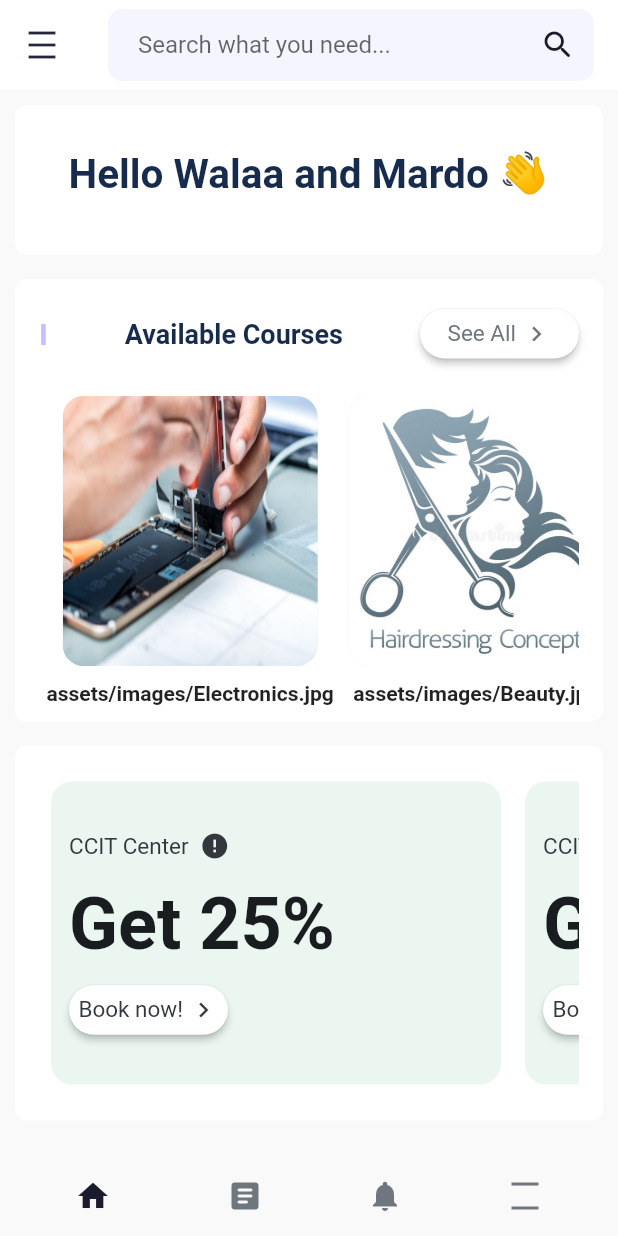
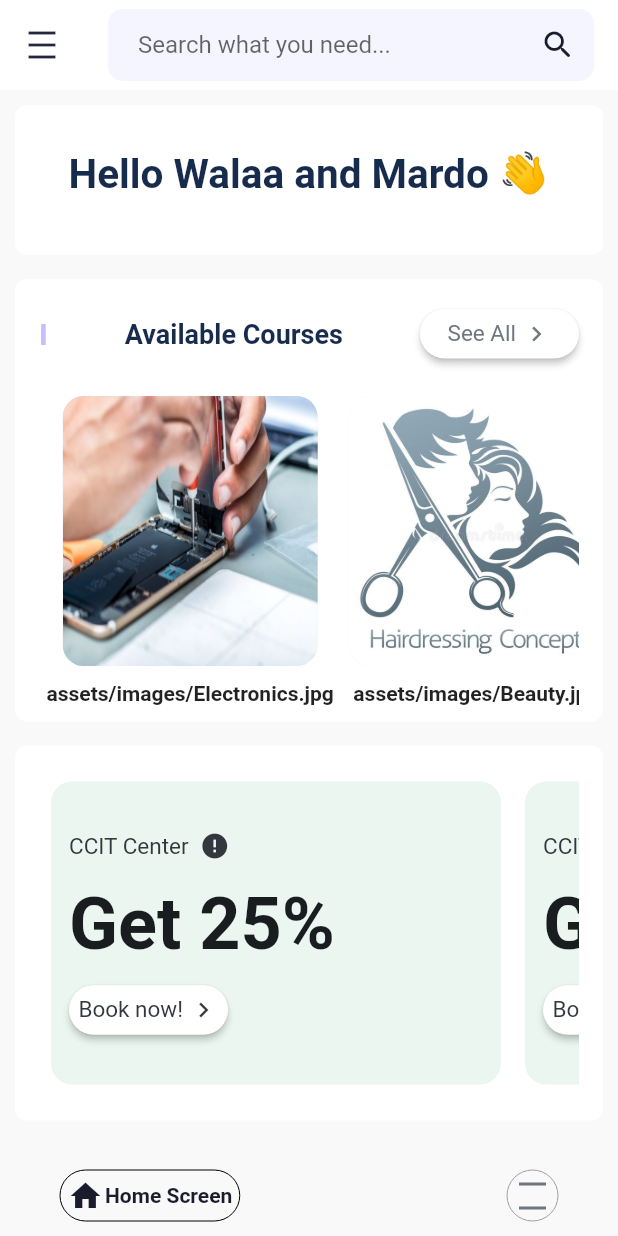
Before and after one commit to mardodmr/final-pr1, a Flutter app: the HomeScreen screen opened directly, on a phone screen of 412 x 824 dp. Run offline on Flutter 3.47's test engine with Material 2 defaults, Android fonts, the phone set to English and light mode, and no system bars; drawn by our look-alikes of auto_size_text, google_nav_bar; our stand-ins replace cloud_firestore, country_code_picker, firebase_auth, firebase_core, flutter_native_splash, flutter_rating_bar and 4 more; missing offline and left inert: numeric_keyboard; accounts and stored records are empty.

Commit message:
walaa first commit on macbook PRO

```diff
--- a/lib/Modules/Module.dart
+++ b/lib/Modules/Module.dart
@@ -12,6 +12,8 @@ import '../Screens/NotificationEmptyScreen.dart';
 
 class BottomNavBar extends StatefulWidget {
   //const BottomNavBar({Key? key}) : super(key: key);
+  late int indexLate;
+  BottomNavBar({this.indexLate=0});
 
   @override
   State<BottomNavBar> createState() => _BottomNavBarState();
@@ -49,14 +51,14 @@ class _BottomNavBarState extends State<BottomNavBar> {
         child: GNav(
             selectedIndex: index,
             haptic: true, // haptic feedback
-            tabBorderRadius: 15,
-            // tabActiveBorder:
-            //     Border.all(color: Colors.black, width: 0), // tab button border
-            // tabBorder:
-            //     Border.all(color: Colors.grey, width: 0), // tab button border
+            tabBorderRadius: 25,
+            tabActiveBorder:
+                Border.all(color: Colors.black, width: 0), // tab button border
+            tabBorder:
+                Border.all(color: Colors.grey, width: 0), // tab button border
             curve: Curves.easeOutExpo, // tab animation curves
             duration: Duration(milliseconds: 500), // tab animation duration
-            gap: 8, // the tab button gap between icon and text
+            gap: 1, // the tab button gap between icon and text
             color: Color.fromRGBO(111, 118, 126, 1),
             rippleColor: Color.fromRGBO(26, 27, 45, 1), // unselected icon color
             activeColor: Color.fromRGBO(26, 27, 45, 1),
@@ -64,52 +66,52 @@ class _BottomNavBarState extends State<BottomNavBar> {
             // tabBackgroundColor:
             //     Colors.purple.withOpacity(0.1), // selected tab background color
             padding: EdgeInsets.symmetric(
-                horizontal: 10, vertical: 5), // navigation bar padding
+                horizontal: 5, vertical: 5), // navigation bar padding
             tabs: [
               GButton(
                   icon: Icons.home,
-                  text: '',
+                  text: 'Home Screen',
                   onPressed: () {
                     setState(() {
-                      savePref(0);
+                      savePref(0);Navigator.pushReplacement(context,
+                          MaterialPageRoute(builder: (context) => HomeScreen()));
                     });
-                    Navigator.pushReplacement(context,
-                        MaterialPageRoute(builder: (context) => HomeScreen()));
+
                   }),
-              GButton(
-                  icon: Icons.article_rounded,
-                  text: '',
-                  onPressed: () {
-                    setState(() {
-                      savePref(0);
-                    });
-                    Navigator.pushReplacement(
-                        context,
-                        MaterialPageRoute(
-                            builder: (context) => CategoriesScreen()));
-                  }),
-              GButton(
-                  icon: Icons.notifications,
-                  text: '',
-                  onPressed: () {
-                    setState(() async {
-                      savePref(2);
-                      Navigator.pushReplacement(
-                          context,
-                          MaterialPageRoute(
-                              builder: (context) => NotificationEmptyScreen()));
-                    });
-                  }),
+              // GButton(
+              //     icon: Icons.article_rounded,
+              //     text: '',
+              //     onPressed: () {
+              //       setState(() {
+              //         savePref(0);
+              //       });
+              //       Navigator.pushReplacement(
+              //           context,
+              //           MaterialPageRoute(
+              //               builder: (context) => CategoriesScreen()));
+              //     }),
+              // GButton(
+              //     icon: Icons.notifications,
+              //     text: '',
+              //     onPressed: () {
+              //       setState(() async {
+              //         savePref(2);
+              //         Navigator.pushReplacement(
+              //             context,
+              //             MaterialPageRoute(
+              //                 builder: (context) => NotificationEmptyScreen()));
+              //       });
+              //     }),
               GButton(
                   icon: Icons.density_large,
-                  text: '',
+                  text: 'See More',
                   onPressed: () {
-                    setState(() {
+                    setState(() {savePref(1);
                       Navigator.pushReplacement(
                           context,
                           MaterialPageRoute(
                               builder: (context) => BookingScreen()));
-                      savePref(3);
+
                     });
                   }),
             ]),
--- a/lib/Screens/HomeScreen.dart
+++ b/lib/Screens/HomeScreen.dart
@@ -929,7 +929,7 @@ class _HomeScreenState extends State<HomeScreen> {
           ),
         ),
       ),
-      bottomNavigationBar: BottomNavBar(),
+      bottomNavigationBar: BottomNavBar(indexLate: 0,),
     );
   }
 
```
Also changed, not shown: pubspec.lock.
